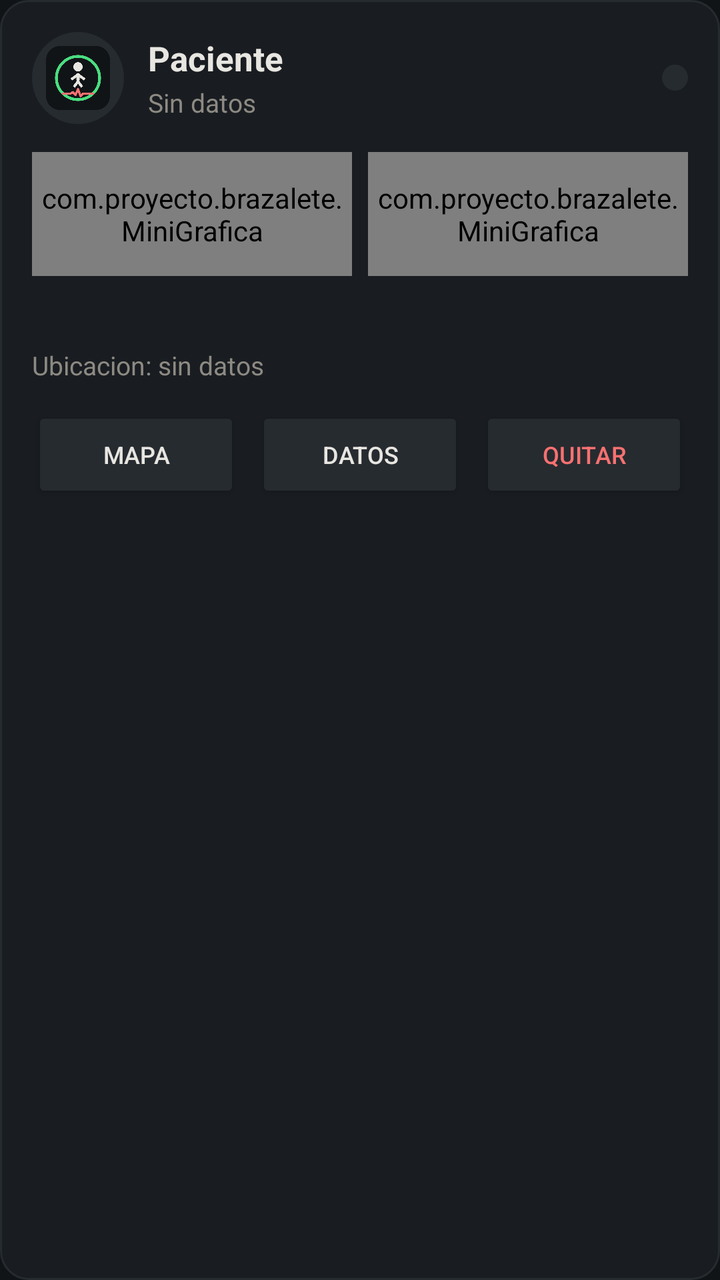
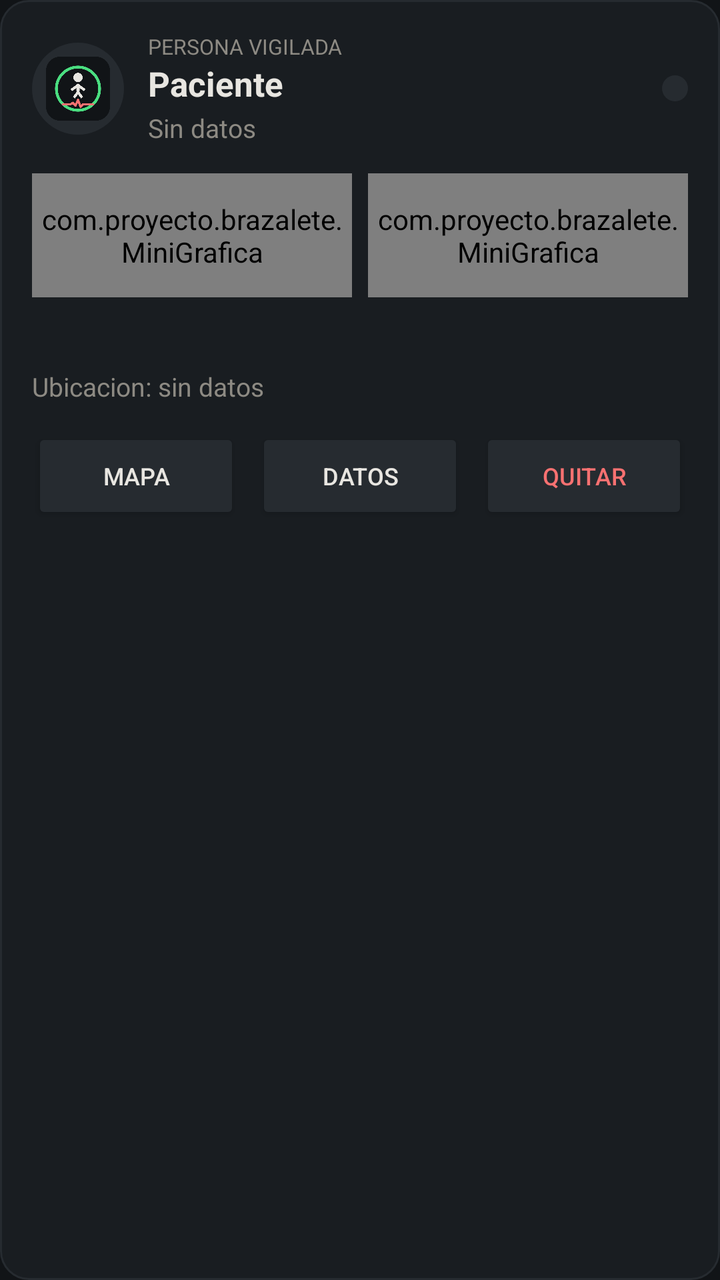

An Android layout rendered at two revisions. The XML below is the earlier revision; the diff shows what the commit changed to produce the second picture.
<!-- AndroidManifest.xml: application theme Theme.Brazalete -->
<!-- res/layout/item_paciente.xml -->
<?xml version="1.0" encoding="utf-8"?>
<LinearLayout xmlns:android="http://schemas.android.com/apk/res/android"
    android:layout_width="match_parent"
    android:layout_height="wrap_content"
    android:layout_marginBottom="12dp"
    android:background="@drawable/tarjeta"
    android:orientation="vertical"
    android:padding="16dp">

    
    <LinearLayout
        android:layout_width="match_parent"
        android:layout_height="wrap_content"
        android:gravity="center_vertical"
        android:orientation="horizontal">

        <ImageView
            android:id="@+id/foto"
            android:layout_width="46dp"
            android:layout_height="46dp"
            android:background="@drawable/circulo"
            android:contentDescription="Foto"
            android:padding="7dp"
            android:src="@mipmap/ic_launcher" />

        <LinearLayout
            android:layout_width="0dp"
            android:layout_height="wrap_content"
            android:layout_marginStart="12dp"
            android:layout_weight="1"
            android:orientation="vertical">

            <TextView
                android:id="@+id/nombre"
                android:layout_width="wrap_content"
                android:layout_height="wrap_content"
                android:text="Paciente"
                android:textColor="@color/texto"
                android:textSize="17sp"
                android:textStyle="bold" />

            <TextView
                android:id="@+id/actividad"
                android:layout_width="match_parent"
                android:layout_height="wrap_content"
                android:layout_marginTop="2dp"
                android:text="Sin datos"
                android:textColor="@color/apagado"
                android:textSize="13sp" />
        </LinearLayout>

        <View
            android:id="@+id/luz"
            android:layout_width="13dp"
            android:layout_height="13dp"
            android:background="@drawable/circulo" />
    </LinearLayout>

    
    <LinearLayout
        android:layout_width="match_parent"
        android:layout_height="62dp"
        android:layout_marginTop="14dp"
        android:orientation="horizontal">

        <com.proyecto.brazalete.MiniGrafica
            android:id="@+id/ondaAcc"
            android:layout_width="0dp"
            android:layout_height="match_parent"
            android:layout_marginEnd="8dp"
            android:layout_weight="1" />

        <com.proyecto.brazalete.MiniGrafica
            android:id="@+id/ondaBat"
            android:layout_width="0dp"
            android:layout_height="match_parent"
            android:layout_weight="1" />
    </LinearLayout>

    
    <TextView
        android:id="@+id/numeros"
        android:layout_width="match_parent"
        android:layout_height="wrap_content"
        android:layout_marginTop="12dp"
        android:lineSpacingExtra="3dp"
        android:text=""
        android:textColor="@color/apagado"
        android:textSize="13sp" />

    
    <TextView
        android:id="@+id/ubicacion"
        android:layout_width="match_parent"
        android:layout_height="wrap_content"
        android:layout_marginTop="6dp"
        android:text="Ubicacion: sin datos"
        android:textColor="@color/apagado"
        android:textSize="13sp" />

    
    <LinearLayout
        android:layout_width="match_parent"
        android:layout_height="wrap_content"
        android:layout_marginTop="12dp"
        android:orientation="horizontal">

        <Button
            android:id="@+id/btnMapaPac"
            android:layout_width="0dp"
            android:layout_height="wrap_content"
            android:layout_marginEnd="4dp"
            android:layout_weight="1"
            android:backgroundTint="@color/borde"
            android:text="Mapa"
            android:textColor="@color/texto"
            android:textSize="12sp" />

        <Button
            android:id="@+id/btnDatosPac"
            android:layout_width="0dp"
            android:layout_height="wrap_content"
            android:layout_marginStart="4dp"
            android:layout_marginEnd="4dp"
            android:layout_weight="1"
            android:backgroundTint="@color/borde"
            android:text="Datos"
            android:textColor="@color/texto"
            android:textSize="12sp" />

        <Button
            android:id="@+id/btnQuitarPac"
            android:layout_width="0dp"
            android:layout_height="wrap_content"
            android:layout_marginStart="4dp"
            android:layout_weight="1"
            android:backgroundTint="@color/borde"
            android:text="Quitar"
            android:textColor="@color/rojo"
            android:textSize="12sp" />
    </LinearLayout>
</LinearLayout>
<!-- resources referenced by this layout -->
<resources>
  <color name="apagado">#8D8A83</color>
  <color name="borde">#262B30</color>
  <color name="rojo">#F87171</color>
  <color name="texto">#E8E6E1</color>
  <!-- drawable circulo (drawable) -->
  <?xml version="1.0" encoding="utf-8"?>
  <shape xmlns:android="http://schemas.android.com/apk/res/android"
      android:shape="oval">
      <solid android:color="@color/borde" />
  </shape>
  <!-- drawable tarjeta (drawable) -->
  <?xml version="1.0" encoding="utf-8"?>
  <shape xmlns:android="http://schemas.android.com/apk/res/android"
      android:shape="rectangle">
      <solid android:color="@color/tarjeta" />
      <corners android:radius="14dp" />
      <stroke
          android:width="1dp"
          android:color="@color/borde" />
  </shape>
  <!-- mipmap ic_launcher: png bitmap (mipmap-hdpi, 17066 bytes) -->
  <style name="Theme.Brazalete" parent="Theme.MaterialComponents.NoActionBar">
          <item name="android:statusBarColor">@color/fondo</item>
          <item name="android:navigationBarColor">@color/fondo</item>
          <item name="android:windowBackground">@color/fondo</item>
          <item name="colorPrimary">@color/texto</item>
          <item name="colorAccent">@color/azul</item>
          <item name="android:textColor">@color/texto</item>
          <item name="android:windowLightStatusBar" tools:targetApi="m">false</item>
      </style>
  <color name="tarjeta">#191D21</color>
  <color name="fondo">#111417</color>
  <color name="azul">#60A5FA</color>
</resources>

<!-- the commit's change to res/layout/item_paciente.xml (unified diff, before → after) -->
@@ -29,6 +29,14 @@
             android:layout_marginStart="12dp"
             android:layout_weight="1"
             android:orientation="vertical">
+
+            
+            <TextView
+                android:layout_width="wrap_content"
+                android:layout_height="wrap_content"
+                android:text="PERSONA VIGILADA"
+                android:textColor="@color/apagado"
+                android:textSize="10.5sp" />
 
             <TextView
                 android:id="@+id/nombre"
